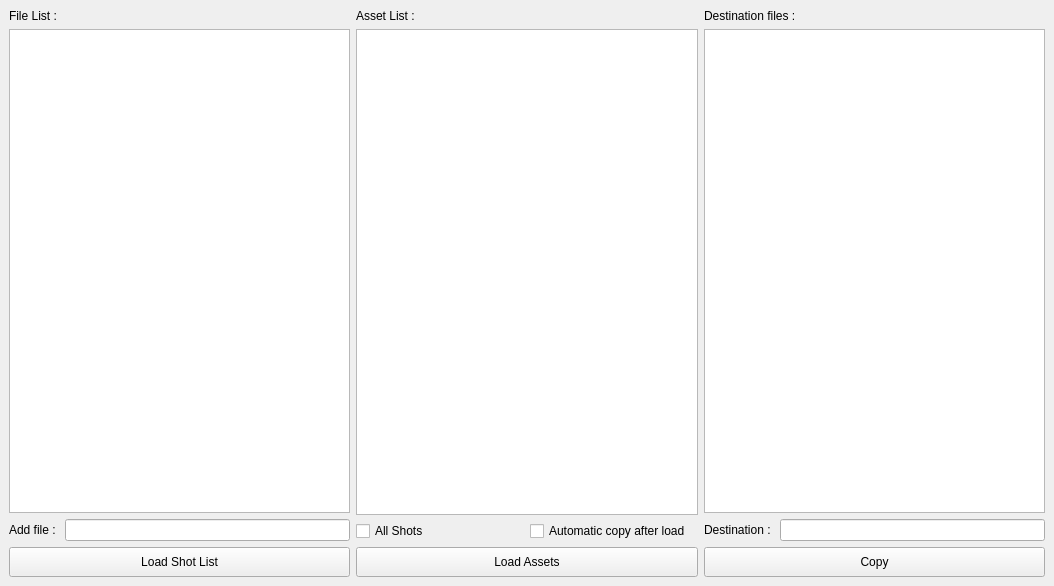
ChanonVilaiyuk/assetCollector, file ui.ui: the form before one commit.
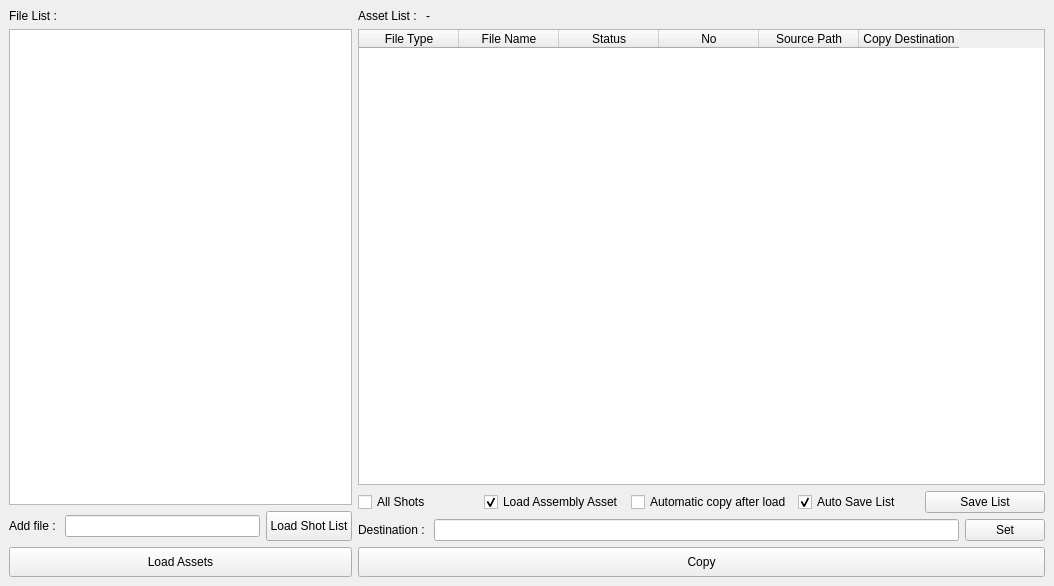
The form after the commit.

Patch:
```diff
--- a/ui.ui
+++ b/ui.ui
@@ -16,7 +16,7 @@
   <widget class="QWidget" name="centralwidget">
    <layout class="QVBoxLayout" name="verticalLayout_7">
     <item>
-     <layout class="QHBoxLayout" name="horizontalLayout_6">
+     <layout class="QHBoxLayout" name="horizontalLayout_6" stretch="1,2">
       <item>
        <layout class="QVBoxLayout" name="verticalLayout">
         <item>
@@ -27,7 +27,14 @@
          </widget>
         </item>
         <item>
-         <widget class="QListWidget" name="shot_listWidget"/>
+         <widget class="QListWidget" name="shot_listWidget">
+          <property name="alternatingRowColors">
+           <bool>true</bool>
+          </property>
+          <property name="selectionMode">
+           <enum>QAbstractItemView::ExtendedSelection</enum>
+          </property>
+         </widget>
         </item>
         <item>
          <layout class="QHBoxLayout" name="horizontalLayout_2">
@@ -41,10 +48,23 @@
           <item>
            <widget class="QLineEdit" name="addShot_lineEdit"/>
           </item>
+          <item>
+           <widget class="QPushButton" name="loadShot_pushButton">
+            <property name="minimumSize">
+             <size>
+              <width>0</width>
+              <height>30</height>
+             </size>
+            </property>
+            <property name="text">
+             <string>Load Shot List</string>
+            </property>
+           </widget>
+          </item>
          </layout>
         </item>
         <item>
-         <widget class="QPushButton" name="loadShot_pushButton">
+         <widget class="QPushButton" name="loadAsset_pushButton">
           <property name="minimumSize">
            <size>
             <width>0</width>
@@ -52,7 +72,7 @@
            </size>
           </property>
           <property name="text">
-           <string>Load Shot List</string>
+           <string>Load Assets</string>
           </property>
          </widget>
         </item>
@@ -61,14 +81,59 @@
       <item>
        <layout class="QVBoxLayout" name="verticalLayout_2">
         <item>
-         <widget class="QLabel" name="label_2">
-          <property name="text">
-           <string>Asset List : </string>
-          </property>
-         </widget>
+         <layout class="QHBoxLayout" name="horizontalLayout_3" stretch="0,1">
+          <item>
+           <widget class="QLabel" name="label_4">
+            <property name="text">
+             <string>Asset List : </string>
+            </property>
+           </widget>
+          </item>
+          <item>
+           <widget class="QLabel" name="info_label">
+            <property name="text">
+             <string>-</string>
+            </property>
+           </widget>
+          </item>
+         </layout>
         </item>
         <item>
-         <widget class="QListWidget" name="asset_listWidget"/>
+         <widget class="QTableWidget" name="asset_tableWidget">
+          <property name="alternatingRowColors">
+           <bool>true</bool>
+          </property>
+          <column>
+           <property name="text">
+            <string>File Type</string>
+           </property>
+          </column>
+          <column>
+           <property name="text">
+            <string>File Name</string>
+           </property>
+          </column>
+          <column>
+           <property name="text">
+            <string>Status</string>
+           </property>
+          </column>
+          <column>
+           <property name="text">
+            <string>No</string>
+           </property>
+          </column>
+          <column>
+           <property name="text">
+            <string>Source Path</string>
+           </property>
+          </column>
+          <column>
+           <property name="text">
+            <string>Copy Destination</string>
+           </property>
+          </column>
+         </widget>
         </item>
         <item>
          <layout class="QHBoxLayout" name="horizontalLayout_10">
@@ -79,6 +144,16 @@
             </property>
            </widget>
           </item>
+          <item>
+           <widget class="QCheckBox" name="assembly_checkBox">
+            <property name="text">
+             <string>Load Assembly Asset</string>
+            </property>
+            <property name="checked">
+             <bool>true</bool>
+            </property>
+           </widget>
+          </item>
           <item>
            <widget class="QCheckBox" name="autoCopy_checkBox">
             <property name="text">
@@ -86,34 +161,24 @@
             </property>
            </widget>
           </item>
+          <item>
+           <widget class="QCheckBox" name="autoSave_checkBox">
+            <property name="text">
+             <string>Auto Save List</string>
+            </property>
+            <property name="checked">
+             <bool>true</bool>
+            </property>
+           </widget>
+          </item>
+          <item>
+           <widget class="QPushButton" name="save_pushButton">
+            <property name="text">
+             <string>Save List</string>
+            </property>
+           </widget>
+          </item>
          </layout>
-        </item>
-        <item>
-         <widget class="QPushButton" name="loadAsset_pushButton">
-          <property name="minimumSize">
-           <size>
-            <width>0</width>
-            <height>30</height>
-           </size>
-          </property>
-          <property name="text">
-           <string>Load Assets</string>
-          </property>
-         </widget>
-        </item>
-       </layout>
-      </item>
-      <item>
-       <layout class="QVBoxLayout" name="verticalLayout_6">
-        <item>
-         <widget class="QLabel" name="label_4">
-          <property name="text">
-           <string>Destination files : </string>
-          </property>
-         </widget>
-        </item>
-        <item>
-         <widget class="QListWidget" name="copy_listWidget"/>
         </item>
         <item>
          <layout class="QHBoxLayout" name="horizontalLayout">
@@ -127,6 +192,13 @@
           <item>
            <widget class="QLineEdit" name="dst_lineEdit"/>
           </item>
+          <item>
+           <widget class="QPushButton" name="checkPath_pushButton">
+            <property name="text">
+             <string>Set</string>
+            </property>
+           </widget>
+          </item>
          </layout>
         </item>
         <item>
```
